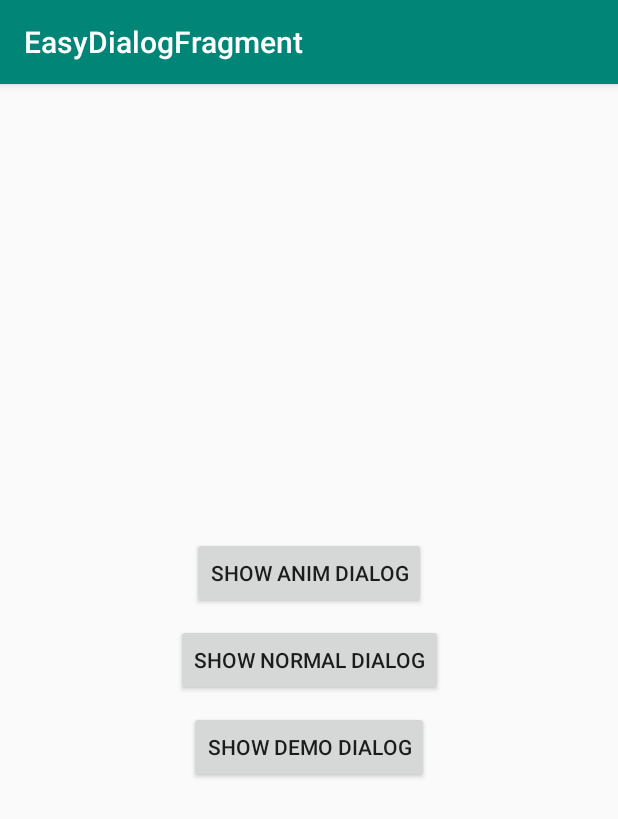
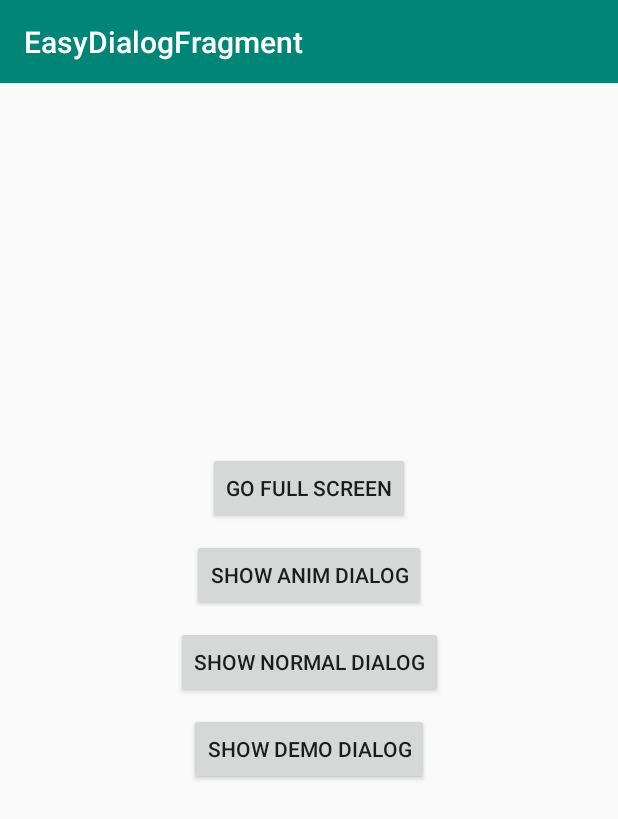
Before and after one commit to zyyoona7/CozyDialogFragment, an Android app: the screen it shows after launch (MainActivity), on a phone screen of 412 x 824 dp. Shown: the top 819 px of the screen. Run offline under Robolectric (Android 15) with nearby library versions, the phone set to English and light mode, and no system bars; our stand-ins replace data binding; libraries missing offline, so code that uses them is left out: com.gyf.immersionbar; 2 statements that could not run were skipped.

Commit message:
add demo

```diff
--- a/app/build.gradle
+++ b/app/build.gradle
@@ -17,6 +17,10 @@ android {
             proguardFiles getDefaultProguardFile('proguard-android-optimize.txt'), 'proguard-rules.pro'
         }
     }
+
+    dataBinding {
+        enabled = true
+    }
 }
 
 dependencies {
@@ -27,5 +31,7 @@ dependencies {
     androidTestImplementation 'androidx.test.ext:junit:1.1.1'
     androidTestImplementation 'androidx.test.espresso:espresso-core:3.2.0'
     implementation 'androidx.dynamicanimation:dynamicanimation:1.0.0'
+    implementation 'com.gyf.immersionbar:immersionbar:3.0.0-beta05'
+    implementation 'com.blankj:utilcodex:1.25.1'
     implementation project(path: ':easydfrag')
 }
--- /dev/null
+++ b/app/src/main/java/com/zyyoona7/demo/activity/BaseActivity.java
@@ -0,0 +1,50 @@
+package com.zyyoona7.demo.activity;
+
+import android.os.Bundle;
+
+import androidx.annotation.LayoutRes;
+import androidx.annotation.Nullable;
+import androidx.appcompat.app.AppCompatActivity;
+import androidx.appcompat.widget.Toolbar;
+import androidx.databinding.DataBindingUtil;
+import androidx.databinding.ViewDataBinding;
+
+import com.gyf.immersionbar.ImmersionBar;
+import com.zyyoona7.demo.R;
+
+public abstract class BaseActivity<VDB extends ViewDataBinding> extends AppCompatActivity {
+
+    protected VDB mBinding;
+
+    @Override
+    protected void onCreate(@Nullable Bundle savedInstanceState) {
+        super.onCreate(savedInstanceState);
+        initContentView();
+        ImmersionBar.with(this)
+                .init();
+        Toolbar toolbar = findViewById(R.id.toolbar);
+        if (toolbar != null) {
+            setSupportActionBar(toolbar);
+        }
+        init();
+        initListeners();
+    }
+
+    protected void initContentView() {
+        if (getLayoutResId() != 0) {
+            mBinding = DataBindingUtil.setContentView(this, getLayoutResId());
+        }
+    }
+
+    /**
+     * 获取布局id
+     *
+     * @return 布局id
+     */
+    @LayoutRes
+    protected abstract int getLayoutResId();
+
+    protected abstract void init();
+
+    protected abstract void initListeners();
+}
--- a/app/src/main/java/com/zyyoona7/demo/MainActivity.java
+++ b/app/src/main/java/com/zyyoona7/demo/activity/MainActivity.java
@@ -1,21 +1,39 @@
-package com.zyyoona7.demo;
+package com.zyyoona7.demo.activity;
 
 import android.content.DialogInterface;
-import android.os.Build;
-import android.os.Bundle;
+import android.content.Intent;
+import android.graphics.Color;
 import android.view.View;
-import android.widget.Button;
 
-import androidx.appcompat.app.AppCompatActivity;
+import com.gyf.immersionbar.ImmersionBar;
+import com.zyyoona7.demo.AnimDialogFragment;
+import com.zyyoona7.demo.DemoDialogFragment;
+import com.zyyoona7.demo.NormalDialogFragment;
+import com.zyyoona7.demo.R;
+import com.zyyoona7.demo.databinding.ActivityMainBinding;
 
-public class MainActivity extends AppCompatActivity {
+public class MainActivity extends BaseActivity<ActivityMainBinding> {
 
     @Override
-    protected void onCreate(Bundle savedInstanceState) {
-        super.onCreate(savedInstanceState);
-        setContentView(R.layout.activity_main);
-        Button animBtn = findViewById(R.id.btn_anim_dialog);
-        animBtn.setOnClickListener(new View.OnClickListener() {
+    protected int getLayoutResId() {
+        return R.layout.activity_main;
+    }
+
+    @Override
+    protected void init() {
+        ImmersionBar.setTitleBar(this, mBinding.toolbar);
+    }
+
+    @Override
+    protected void initListeners() {
+        mBinding.btnGoFullScreen.setOnClickListener(new View.OnClickListener() {
+            @Override
+            public void onClick(View v) {
+                Intent intent = new Intent(MainActivity.this, FullScreenActivity.class);
+                startActivity(intent);
+            }
+        });
+        mBinding.btnAnimDialog.setOnClickListener(new View.OnClickListener() {
             @Override
             public void onClick(View view) {
 //                showAnimDialogFragment(1);
@@ -29,16 +47,14 @@ public class MainActivity extends AppCompatActivity {
 //                },3000);
             }
         });
-        Button normalBtn = findViewById(R.id.btn_normal_dialog);
-        normalBtn.setOnClickListener(new View.OnClickListener() {
+        mBinding.btnNormalDialog.setOnClickListener(new View.OnClickListener() {
             @Override
             public void onClick(View v) {
                 showNormalDialogFragment();
             }
         });
 
-        Button demoBtn=findViewById(R.id.btn_demo_dialog);
-        demoBtn.setOnClickListener(new View.OnClickListener() {
+        mBinding.btnDemoDialog.setOnClickListener(new View.OnClickListener() {
             @Override
             public void onClick(View v) {
                 showDemoDialogFragment();
@@ -57,6 +73,7 @@ public class MainActivity extends AppCompatActivity {
         dialogFragment.setDismissDuration(300);
         dialogFragment.setDimAmount(0.5f);
         dialogFragment.setRequestId(requestId);
+        dialogFragment.setDimColor(Color.RED);
         dialogFragment.setOkClickListener(new View.OnClickListener() {
             @Override
             public void onClick(View v) {
@@ -66,12 +83,12 @@ public class MainActivity extends AppCompatActivity {
         dialogFragment.showAllowingStateLoss(getSupportFragmentManager());
     }
 
-    private void showDemoDialogFragment(){
-        DemoDialogFragment demoDialogFragment=DemoDialogFragment.newInstance();
+    private void showDemoDialogFragment() {
+        DemoDialogFragment demoDialogFragment = DemoDialogFragment.newInstance();
         demoDialogFragment.setFullWidth();
         demoDialogFragment.setHeight(200);
         demoDialogFragment.setBottomGravity();
-        demoDialogFragment.setPaddingHorizontal(20,20);
+        demoDialogFragment.setPaddingHorizontal(20, 20);
         demoDialogFragment.setPaddingBottom(20);
         demoDialogFragment.showAllowingStateLoss(getSupportFragmentManager());
     }
--- a/app/src/main/res/anim/dialog_center_zoom_in.xml
+++ b/app/src/main/res/anim/dialog_center_zoom_in.xml
@@ -8,8 +8,8 @@
         android:fromYScale="0.5"
         android:toXScale="1.0"
         android:toYScale="1.0"
-        android:pivotX="0.5"
-        android:pivotY="0.5" />
+        android:pivotX="50%"
+        android:pivotY="50%" />
 
     <alpha
         android:fromAlpha="0.0"
--- a/app/src/main/res/layout/activity_main.xml
+++ b/app/src/main/res/layout/activity_main.xml
@@ -1,20 +1,42 @@
 <?xml version="1.0" encoding="utf-8"?>
+<layout>
+
     <androidx.constraintlayout.widget.ConstraintLayout xmlns:android="http://schemas.android.com/apk/res/android"
         xmlns:app="http://schemas.android.com/apk/res-auto"
         xmlns:tools="http://schemas.android.com/tools"
         android:layout_width="match_parent"
         android:layout_height="match_parent"
-    tools:context=".MainActivity">
+        tools:context=".activity.MainActivity">
+
+        <androidx.appcompat.widget.Toolbar
+            android:id="@+id/toolbar"
+            android:layout_width="match_parent"
+            android:layout_height="55dp"
+            android:background="@color/colorPrimary"
+            app:layout_constraintTop_toTopOf="parent"
+            app:titleTextColor="#FFFFFF" />
+
+        <Button
+            android:id="@+id/btn_go_full_screen"
+            android:layout_width="wrap_content"
+            android:layout_height="wrap_content"
+            android:text="go full screen"
+            app:layout_constraintBottom_toTopOf="@id/btn_anim_dialog"
+            app:layout_constraintEnd_toEndOf="parent"
+            app:layout_constraintStart_toStartOf="parent"
+            app:layout_constraintTop_toTopOf="parent"
+            app:layout_constraintVertical_chainStyle="packed" />
 
         <Button
             android:id="@+id/btn_anim_dialog"
             android:layout_width="wrap_content"
             android:layout_height="wrap_content"
+            android:layout_marginTop="10dp"
             android:text="show anim dialog"
             app:layout_constraintBottom_toTopOf="@id/btn_normal_dialog"
             app:layout_constraintEnd_toEndOf="parent"
             app:layout_constraintStart_toStartOf="parent"
-        app:layout_constraintTop_toTopOf="parent"
+            app:layout_constraintTop_toBottomOf="@id/btn_go_full_screen"
             app:layout_constraintVertical_chainStyle="packed" />
 
         <Button
@@ -40,3 +62,4 @@
             app:layout_constraintTop_toBottomOf="@id/btn_normal_dialog" />
 
     </androidx.constraintlayout.widget.ConstraintLayout>
+</layout>
--- a/app/src/main/res/values/styles.xml
+++ b/app/src/main/res/values/styles.xml
@@ -1,7 +1,7 @@
 <resources>
 
     <!-- Base application theme. -->
-    <style name="AppTheme" parent="Theme.AppCompat.Light.DarkActionBar">
+    <style name="AppTheme" parent="Theme.AppCompat.Light.NoActionBar">
         <!-- Customize your theme here. -->
         <item name="colorPrimary">@color/colorPrimary</item>
         <item name="colorPrimaryDark">@color/colorPrimaryDark</item>
```
Also changed, not shown: app/src/main/AndroidManifest.xml (+10 -1 lines), app/src/main/java/com/zyyoona7/demo/AnimDialogFragment.java (+8 -0 lines), app/src/main/java/com/zyyoona7/demo/activity/FullScreenActivity.java (added, +59 -0 lines), app/src/main/java/com/zyyoona7/demo/utils/PNotchUtils.java (added, +126 -0 lines), app/src/main/res/layout/activity_full_screen.xml (added, +29 -0 lines). Lines whose indentation alone changed are shown as unchanged.
